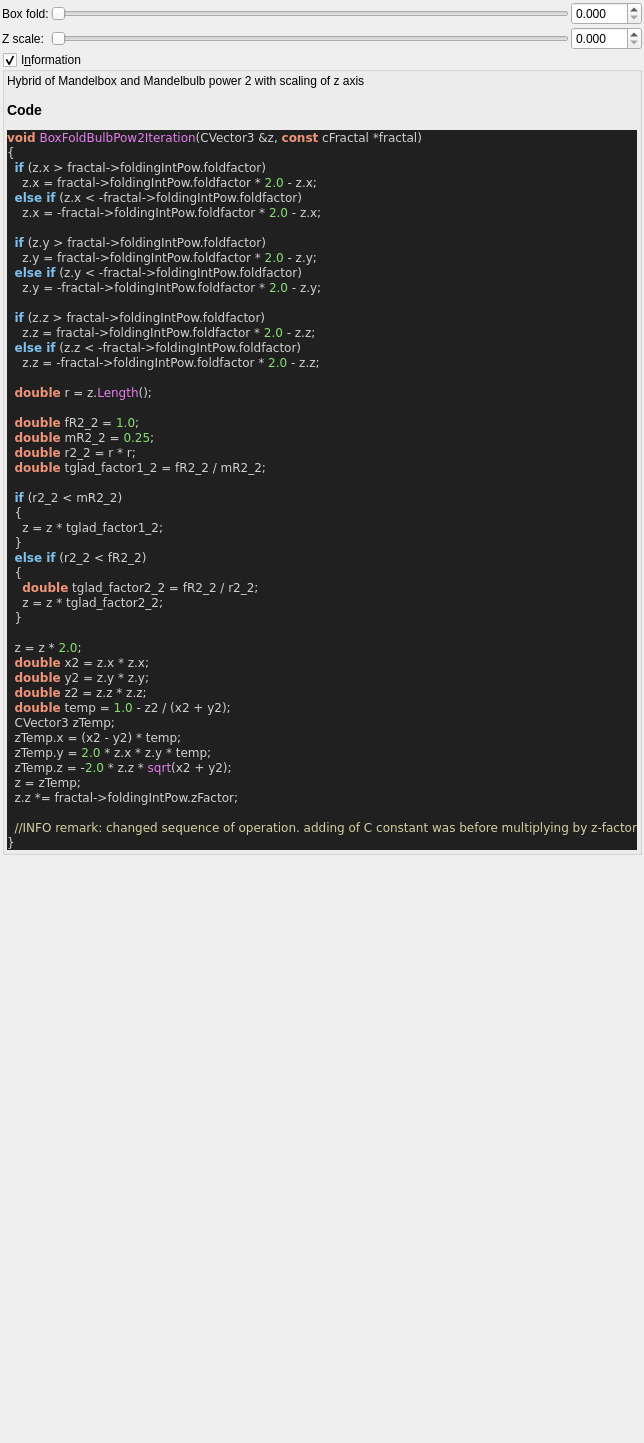
Qt form mandelbulber2/qt_data/fractal_boxfold_bulbpow2.ui (buddhi1980/mandelbulber2) before a commit.
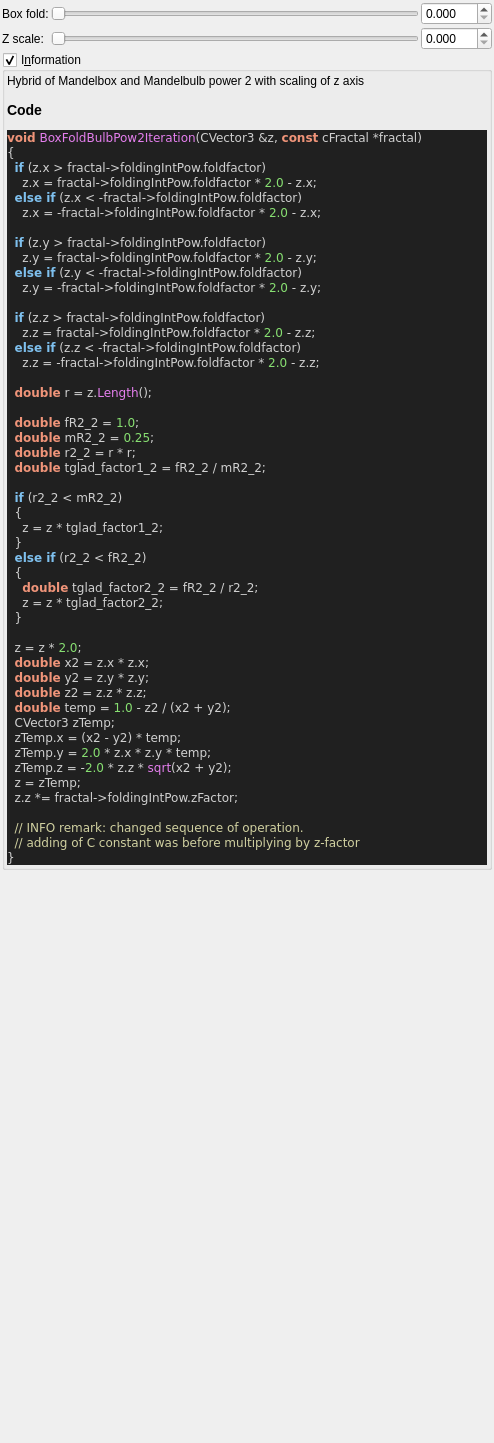
The same form after that commit. Custom widgets are drawn as their Qt base class.

The edit to the form file:
```diff
--- a/mandelbulber2/qt_data/fractal_boxfold_bulbpow2.ui
+++ b/mandelbulber2/qt_data/fractal_boxfold_bulbpow2.ui
@@ -230,7 +230,8 @@
   z &lt;span style=&quot;color:#d0d0d0&quot;&gt;=&lt;/span&gt; zTemp&lt;span style=&quot;color:#d0d0d0&quot;&gt;;&lt;/span&gt;
   z&lt;span style=&quot;color:#d0d0d0&quot;&gt;.&lt;/span&gt;z &lt;span style=&quot;color:#d0d0d0&quot;&gt;*=&lt;/span&gt; fractal&lt;span style=&quot;color:#d0d0d0&quot;&gt;-&amp;gt;&lt;/span&gt;foldingIntPow&lt;span style=&quot;color:#d0d0d0&quot;&gt;.&lt;/span&gt;zFactor&lt;span style=&quot;color:#d0d0d0&quot;&gt;;&lt;/span&gt;
 
-  &lt;span style=&quot;color:#d0d0a0&quot;&gt;//INFO remark: changed sequence of operation. adding of C constant was before multiplying by z-factor&lt;/span&gt;
+  &lt;span style=&quot;color:#d0d0a0&quot;&gt;// INFO remark: changed sequence of operation.&lt;/span&gt;
+  &lt;span style=&quot;color:#d0d0a0&quot;&gt;// adding of C constant was before multiplying by z-factor&lt;/span&gt;
 &lt;span style=&quot;color:#d0d0d0&quot;&gt;}&lt;/span&gt;
 &lt;/pre&gt;
 &lt;/body&gt;</string>
```
